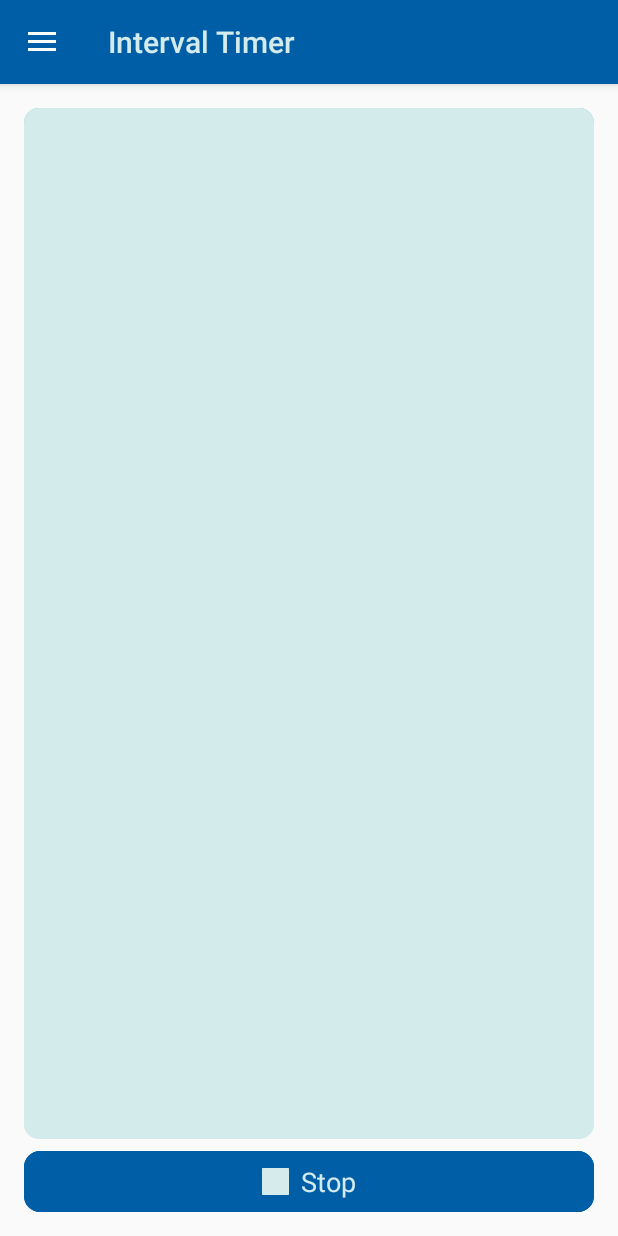
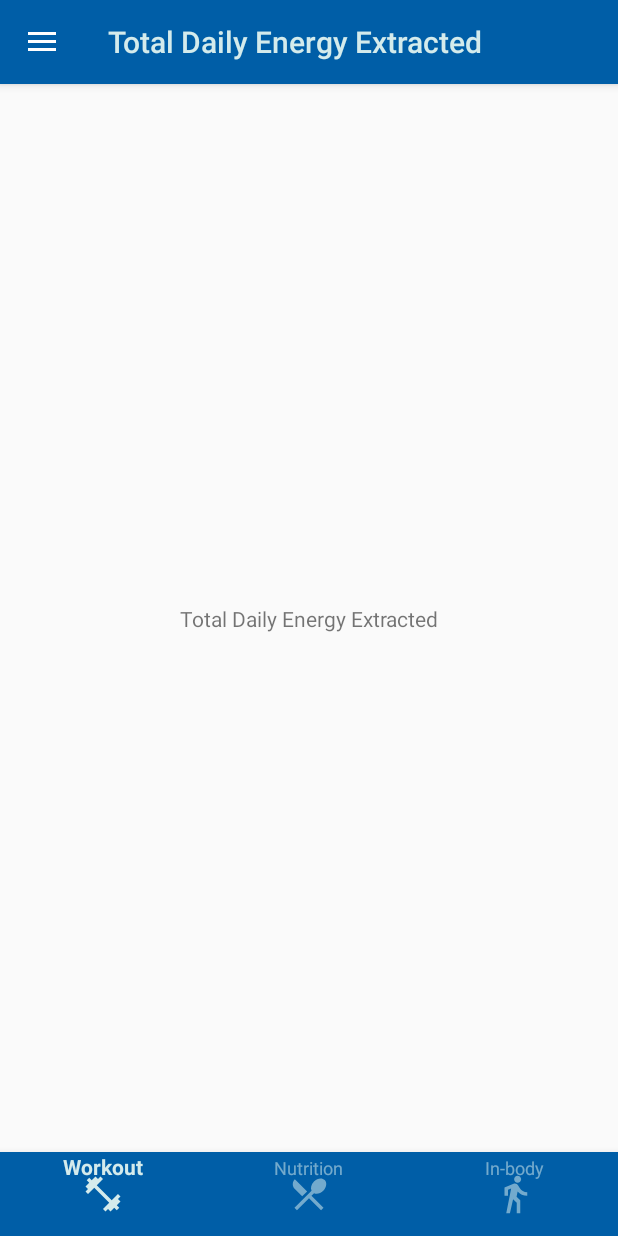
Before and after one commit to PsWang1991/Fitracker, an Android app: the MainActivity screen opened directly, with no data from a screen before it, in the side drawer, after a tap on "TDEE Calculator", on a phone screen of 412 x 824 dp. Run offline under Robolectric (Android 15) with nearby library versions, the phone set to English and light mode, and no system bars; our stand-ins replace Firebase (no records; nobody signed in at launch, a user with empty details on screens opened directly), data binding; libraries missing offline, so code that uses them is left out: com.jakewharton.threetenabp, com.kizitonwose.calendarview; 5 statements that could not run were skipped.

Commit message:
RM (Blank fragments)
1. Added blank TDEE fragment.
2. Added blank RM fragment.

```diff
--- a/app/src/main/java/com/pinhsiang/fitracker/MainActivity.kt
+++ b/app/src/main/java/com/pinhsiang/fitracker/MainActivity.kt
@@ -148,14 +148,13 @@ class MainActivity : AppCompatActivity(), NavigationView.OnNavigationItemSelecte
         val navControllerDrawer = findNavController(R.id.main_page_fragment)
         when (item.itemId) {
             R.id.nav_timer -> {
-//                Toast.makeText(applicationContext, "Timer", Toast.LENGTH_SHORT).show()
                 navControllerDrawer.navigate(NavGraphDirections.actionGlobalTimerFragment())
             }
             R.id.nav_tdee -> {
-                Toast.makeText(applicationContext, "TDEE", Toast.LENGTH_SHORT).show()
+                navControllerDrawer.navigate(NavGraphDirections.actionGlobalTDEEFragment())
             }
             R.id.nav_1rm -> {
-                Toast.makeText(applicationContext, "1 RM", Toast.LENGTH_SHORT).show()
+                navControllerDrawer.navigate(NavGraphDirections.actionGlobalRMFragment())
             }
             R.id.nav_recommended -> {
                 navControllerDrawer.navigate(NavGraphDirections.actionGlobalRecommendedFragment())
@@ -208,6 +207,12 @@ class MainActivity : AppCompatActivity(), NavigationView.OnNavigationItemSelecte
                 R.id.recommendedFragment -> CurrentFragmentType.RECOMMENDED.apply {
                     supportActionBar?.title = getString(R.string.recommended_title)
                 }
+                R.id.RMFragment -> CurrentFragmentType.ONE_RM.apply {
+                    supportActionBar?.title = getString(R.string.one_rm_title)
+                }
+                R.id.TDEEFragment -> CurrentFragmentType.TDEE.apply {
+                    supportActionBar?.title = getString(R.string.total_daily_energy_extracted)
+                }
                 else -> viewModel.currentFragmentType.value
             }
 //            when (navController.currentDestination?.id) {
--- /dev/null
+++ b/app/src/main/java/com/pinhsiang/fitracker/tdee/TDEEFragment.kt
@@ -0,0 +1,44 @@
+package com.pinhsiang.fitracker.tdee
+
+import android.os.Bundle
+import android.util.Log
+import android.view.LayoutInflater
+import android.view.View
+import android.view.ViewGroup
+import android.view.WindowManager
+import androidx.fragment.app.Fragment
+import androidx.lifecycle.Observer
+import androidx.lifecycle.ViewModelProviders
+import com.pinhsiang.fitracker.Int2StringConverter
+import com.pinhsiang.fitracker.MainActivity
+import com.pinhsiang.fitracker.databinding.FragmentTdeeBinding
+import com.pinhsiang.fitracker.databinding.FragmentTimerBinding
+import kotlinx.android.synthetic.main.activity_main.*
+
+const val TAG = "Fitracker"
+
+class TDEEFragment : Fragment() {
+
+    private lateinit var binding: FragmentTdeeBinding
+
+    /**
+     * Lazily initialize [TimerViewModel].
+     */
+    private lateinit var viewModelFactory: TDEEViewModelFactory
+    private val viewModel: TDEEViewModel by lazy {
+        ViewModelProviders.of(this, viewModelFactory).get(TDEEViewModel::class.java)
+    }
+
+    override fun onCreateView(inflater: LayoutInflater, container: ViewGroup?, savedInstanceState: Bundle?): View? {
+
+        binding = FragmentTdeeBinding.inflate(inflater, container, false)
+        binding.lifecycleOwner = this
+
+        // Bind ViewModel
+        val application = requireNotNull(activity).application
+        viewModelFactory = TDEEViewModelFactory(application)
+        binding.viewModel = viewModel
+
+        return binding.root
+    }
+}
--- /dev/null
+++ b/app/src/main/java/com/pinhsiang/fitracker/tdee/TDEEViewModel.kt
@@ -0,0 +1,33 @@
+package com.pinhsiang.fitracker.tdee
+
+import android.app.Application
+import android.media.MediaPlayer
+import android.util.Log
+import android.widget.Toast
+import androidx.lifecycle.AndroidViewModel
+import androidx.lifecycle.LiveData
+import androidx.lifecycle.MutableLiveData
+import com.pinhsiang.fitracker.FitrackerApplication
+import com.pinhsiang.fitracker.R
+import com.pinhsiang.fitracker.TAG
+import com.pinhsiang.fitracker.data.TimerPattern
+import com.pinhsiang.fitracker.secondsIntToTime
+import com.pinhsiang.fitracker.util.Util.getString
+import java.util.*
+
+class TDEEViewModel(val app: Application) : AndroidViewModel(app) {
+
+
+
+//    fun setDisplayRestSecondsTo0() {
+//        displayRestSeconds.value = 0
+//    }
+//
+//    fun setDisplayRestSecondsTo59() {
+//        displayRestSeconds.value = 59
+//    }
+//
+//    fun setPatternRepeatsTo1() {
+//        patternRepeats.value = 1
+//    }
+}
--- /dev/null
+++ b/app/src/main/java/com/pinhsiang/fitracker/tdee/TDEEViewModelFactory.kt
@@ -0,0 +1,19 @@
+package com.pinhsiang.fitracker.tdee
+
+import android.app.Application
+import androidx.lifecycle.ViewModel
+import androidx.lifecycle.ViewModelProvider
+
+class TDEEViewModelFactory(
+    private val application: Application
+
+) : ViewModelProvider.Factory {
+
+    @Suppress("unchecked_cast")
+    override fun <T : ViewModel?> create(modelClass: Class<T>): T {
+        if (modelClass.isAssignableFrom(TDEEViewModel::class.java)) {
+            return TDEEViewModel(application) as T
+        }
+        throw IllegalArgumentException("Unknown ViewModel class")
+    }
+}
--- /dev/null
+++ b/app/src/main/res/layout/fragment_tdee.xml
@@ -0,0 +1,21 @@
+<?xml version="1.0" encoding="utf-8"?>
+<layout xmlns:android="http://schemas.android.com/apk/res/android" xmlns:app="http://schemas.android.com/apk/res-auto"
+        xmlns:tools="http://schemas.android.com/tools">
+    <data>
+        <variable
+                name="viewModel"
+                type="com.pinhsiang.fitracker.tdee.TDEEViewModel"/>
+    </data>
+    <androidx.constraintlayout.widget.ConstraintLayout
+            android:layout_width="match_parent"
+            android:layout_height="match_parent">
+
+        <TextView
+                android:text="@string/total_daily_energy_extracted"
+                android:layout_width="wrap_content"
+                android:layout_height="wrap_content"
+                android:id="@+id/textView3" app:layout_constraintTop_toTopOf="parent"
+                app:layout_constraintEnd_toEndOf="parent" app:layout_constraintStart_toStartOf="parent"
+                app:layout_constraintBottom_toBottomOf="parent"/>
+    </androidx.constraintlayout.widget.ConstraintLayout>
+</layout>
--- a/app/src/main/res/navigation/nav_graph.xml
+++ b/app/src/main/res/navigation/nav_graph.xml
@@ -84,7 +84,17 @@
             app:popUpTo="@+id/nav_graph"/>
     <fragment android:id="@+id/recommendedFragment"
               android:name="com.pinhsiang.fitracker.recommended.RecommendedFragment"
-              android:label="RecommendedFragment"/>
+              android:label="RecommendedFragment"
+              tools:layout="@layout/fragment_recommended"/>
     <action android:id="@+id/action_global_recommendedFragment" app:destination="@id/recommendedFragment"
             app:popUpTo="@+id/nav_graph"/>
+    <fragment android:id="@+id/RMFragment" android:name="com.pinhsiang.fitracker.rm.RMFragment"
+              android:label="RMFragment"
+              tools:layout="@layout/fragment_rm"/>
+    <action android:id="@+id/action_global_RMFragment" app:destination="@id/RMFragment" app:popUpTo="@+id/nav_graph"/>
+    <fragment android:id="@+id/TDEEFragment" android:name="com.pinhsiang.fitracker.tdee.TDEEFragment"
+              android:label="TDEEFragment"
+              tools:layout="@layout/fragment_tdee"/>
+    <action android:id="@+id/action_global_TDEEFragment" app:destination="@id/TDEEFragment"
+            app:popUpTo="@+id/TDEEFragment"/>
 </navigation>
--- a/app/src/main/res/values/strings.xml
+++ b/app/src/main/res/values/strings.xml
@@ -51,6 +51,7 @@
     <string name="timer_title">Interval Timer</string>
     <string name="tdee">tdee</string>
     <string name="one_rm">one rm</string>
+    <string name="one_rm_title">Repetition Maximum</string>
     <string name="recommended">recommended</string>
     <string name="recommended_title">Recommended Video</string>
     <string name="dont_show_record_or_analysis">dont show record or analysis</string>
```
Also changed, not shown: app/src/main/java/com/pinhsiang/fitracker/rm/RMFragment.kt (added, +44 -0 lines), app/src/main/java/com/pinhsiang/fitracker/rm/RMViewModel.kt (added, +33 -0 lines), app/src/main/java/com/pinhsiang/fitracker/rm/RMViewModelFactory.kt (added, +19 -0 lines), app/src/main/res/layout/fragment_rm.xml (added, +23 -0 lines).
